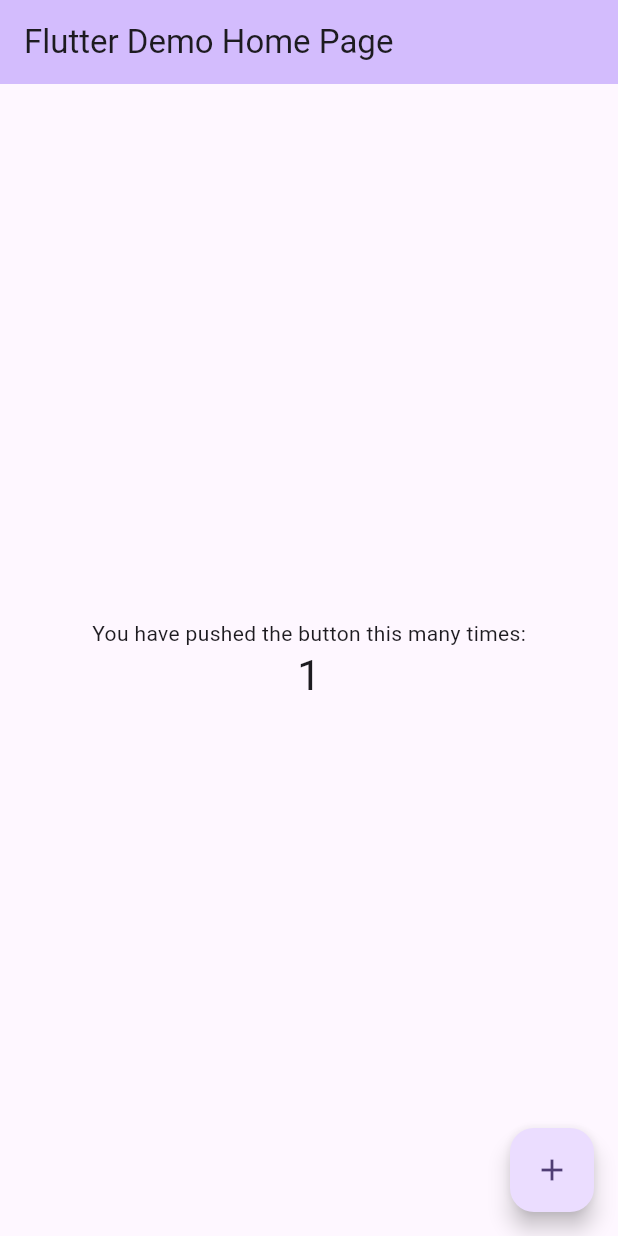
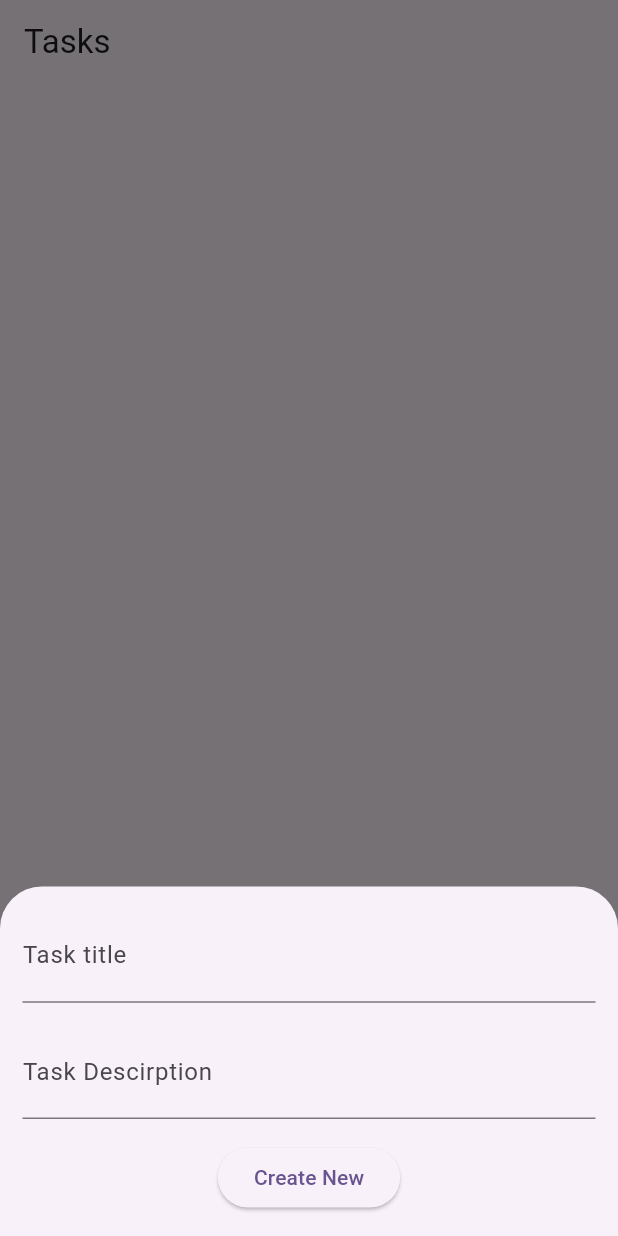
Before and after one commit to 1lordraiden1/todo_bloc, a Flutter app: the screen it shows after launch, after a tap on the "add" icon, on a phone screen of 412 x 824 dp. Run offline on Flutter 3.47's test engine with Material 2 defaults, Android fonts, the phone set to English and light mode, and no system bars; our stand-ins replace sqflite; accounts and stored records are empty.

Commit message:
new updates

```diff
--- /dev/null
+++ b/lib/home.dart
@@ -0,0 +1,139 @@
+import 'package:flutter/material.dart';
+import 'package:todo_app/sql_helper.dart';
+
+class HomePage extends StatefulWidget {
+  const HomePage({super.key});
+
+  @override
+  State<HomePage> createState() => _HomePageState();
+}
+
+class _HomePageState extends State<HomePage> {
+  List<Map<String, dynamic>> _journals = [];
+
+  bool _isLoading = true;
+
+  void _refreshJournals() async {
+    final data = await SQLHelper.getItems();
+    setState(() {
+      _journals = data;
+      _isLoading = false;
+    });
+  }
+
+  @override
+  void initState() {
+    super.initState();
+    _refreshJournals();
+    print("we have ${_journals.length} task");
+  }
+
+  final TextEditingController _titleController = TextEditingController();
+  final TextEditingController _desController = TextEditingController();
+
+  Future<void> _addItem() async {
+    await SQLHelper.createItem(_titleController.text, _desController.text);
+    _refreshJournals();
+
+    print("we have ${_journals.length} task");
+  }
+
+  void _showForm(int? id) {
+    if (id != null) {
+      final existingJournal = _journals.firstWhere(
+        (element) => element['id'] == id,
+      );
+      _titleController.text = existingJournal['title'];
+      _desController.text = existingJournal['description'];
+    }
+
+    showModalBottomSheet(
+      context: context,
+      elevation: 5,
+      isScrollControlled: true,
+      builder: (_) => Container(
+        padding: EdgeInsets.only(
+          top: 15,
+          left: 15,
+          right: 15,
+          bottom: MediaQuery.of(context).viewInsets.bottom * 120,
+        ),
+        child: Column(
+          mainAxisSize: MainAxisSize.min,
+          children: [
+            TextFormField(
+              controller: _titleController,
+              validator: (dynamic value) {
+                if (value.toString().isEmpty) {
+                  return 'Enter Title';
+                }
+              },
+              keyboardType: TextInputType.text,
+              decoration: InputDecoration(
+                label: Text('Task title'),
+                prefix: Icon(Icons.abc_outlined),
+              ),
+            ),
+            SizedBox(
+              height: 15,
+            ),
+            TextFormField(
+              controller: _desController,
+              validator: (dynamic value) {
+                if (value.toString().isEmpty) {
+                  return 'Enter Description';
+                }
+              },
+              keyboardType: TextInputType.text,
+              decoration: InputDecoration(
+                label: Text(
+                  'Task Descirption',
+                ),
+                prefix: Icon(
+                  Icons.abc_outlined,
+                ),
+              ),
+            ),
+            SizedBox(
+              height: 15,
+            ),
+            ElevatedButton(
+              onPressed: () async {
+                if (id == null) {
+                  await _addItem();
+                }
+                if (id == null) {
+                  // await _updateItem();
+                }
+
+                _titleController.text = '';
+                _desController.text = '';
+
+                Navigator.of(context).pop();
+              },
+              child: id == null ? Text("Create New") : Text("Update"),
+            ),
+            SizedBox(
+              height: 15,
+            ),
+          ],
+        ),
+      ),
+    );
+  }
+
+  @override
+  Widget build(BuildContext context) {
+    return Scaffold(
+      appBar: AppBar(
+        title: const Text("Tasks"),
+      ),
+      floatingActionButton: FloatingActionButton(
+        child: Icon(
+          Icons.add,
+        ),
+        onPressed: () => _showForm(null),
+      ),
+    );
+  }
+}
--- a/lib/main.dart
+++ b/lib/main.dart
@@ -1,4 +1,6 @@
 import 'package:flutter/material.dart';
+import 'package:todo_app/home.dart';
+import 'package:todo_app/screens/home/home_layout.dart';
 
 void main() {
   runApp(const MyApp());
@@ -11,6 +13,7 @@ class MyApp extends StatelessWidget {
   @override
   Widget build(BuildContext context) {
     return MaterialApp(
+      debugShowCheckedModeBanner: false,
       title: 'Flutter Demo',
       theme: ThemeData(
         // This is the theme of your application.
@@ -31,95 +34,7 @@ class MyApp extends StatelessWidget {
         colorScheme: ColorScheme.fromSeed(seedColor: Colors.deepPurple),
         useMaterial3: true,
       ),
-      home: const MyHomePage(title: 'Flutter Demo Home Page'),
+      home: const HomePage(),
     );
   }
 }
-
-class MyHomePage extends StatefulWidget {
-  const MyHomePage({super.key, required this.title});
-
-  // This widget is the home page of your application. It is stateful, meaning
-  // that it has a State object (defined below) that contains fields that affect
-  // how it looks.
-
-  // This class is the configuration for the state. It holds the values (in this
-  // case the title) provided by the parent (in this case the App widget) and
-  // used by the build method of the State. Fields in a Widget subclass are
-  // always marked "final".
-
-  final String title;
-
-  @override
-  State<MyHomePage> createState() => _MyHomePageState();
-}
-
-class _MyHomePageState extends State<MyHomePage> {
-  int _counter = 0;
-
-  void _incrementCounter() {
-    setState(() {
-      // This call to setState tells the Flutter framework that something has
-      // changed in this State, which causes it to rerun the build method below
-      // so that the display can reflect the updated values. If we changed
-      // _counter without calling setState(), then the build method would not be
-      // called again, and so nothing would appear to happen.
-      _counter++;
-    });
-  }
-
-  @override
-  Widget build(BuildContext context) {
-    // This method is rerun every time setState is called, for instance as done
-    // by the _incrementCounter method above.
-    //
-    // The Flutter framework has been optimized to make rerunning build methods
-    // fast, so that you can just rebuild anything that needs updating rather
-    // than having to individually change instances of widgets.
-    return Scaffold(
-      appBar: AppBar(
-        // TRY THIS: Try changing the color here to a specific color (to
-        // Colors.amber, perhaps?) and trigger a hot reload to see the AppBar
-        // change color while the other colors stay the same.
-        backgroundColor: Theme.of(context).colorScheme.inversePrimary,
-        // Here we take the value from the MyHomePage object that was created by
-        // the App.build method, and use it to set our appbar title.
-        title: Text(widget.title),
-      ),
-      body: Center(
-        // Center is a layout widget. It takes a single child and positions it
-        // in the middle of the parent.
-        child: Column(
-          // Column is also a layout widget. It takes a list of children and
-          // arranges them vertically. By default, it sizes itself to fit its
-          // children horizontally, and tries to be as tall as its parent.
-          //
-          // Column has various properties to control how it sizes itself and
-          // how it positions its children. Here we use mainAxisAlignment to
-          // center the children vertically; the main axis here is the vertical
-          // axis because Columns are vertical (the cross axis would be
-          // horizontal).
-          //
-          // TRY THIS: Invoke "debug painting" (choose the "Toggle Debug Paint"
-          // action in the IDE, or press "p" in the console), to see the
-          // wireframe for each widget.
-          mainAxisAlignment: MainAxisAlignment.center,
-          children: <Widget>[
-            const Text(
-              'You have pushed the button this many times:',
-            ),
-            Text(
-              '$_counter',
-              style: Theme.of(context).textTheme.headlineMedium,
-            ),
-          ],
-        ),
-      ),
-      floatingActionButton: FloatingActionButton(
-        onPressed: _incrementCounter,
-        tooltip: 'Increment',
-        child: const Icon(Icons.add),
-      ), // This trailing comma makes auto-formatting nicer for build methods.
-    );
-  }
-}
--- /dev/null
+++ b/lib/sql_helper.dart
@@ -0,0 +1,89 @@
+import 'package:flutter/material.dart';
+import 'package:sqflite/sqflite.dart' as sql;
+import 'package:sqflite/sqlite_api.dart';
+
+class SQLHelper {
+  static Future<void> createTables(sql.Database DB) async {
+    await DB.execute("""Create TABLE items(
+      id INTEGER PRIMARY KEY AUTOINCREMENT NOT NULL,
+      title TEXT,
+      description TEXT,
+      createdAt TIMESTAMP NOT NULL DEFAULT CURRENT_TIMESTAMP
+    )""");
+  }
+
+  static Future<sql.Database> db() async {
+    return sql.openDatabase(
+      'task.db',
+      version: 1,
+      onCreate: (sql.Database DB, int version) async {
+        print("creating tables ...");
+        await createTables(DB);
+      },
+    );
+  }
+
+  static Future<int> createItem(String title, String description) async {
+    final DB = await SQLHelper.db();
+
+    final data = {'title': title, 'description': description};
+
+    final id = await DB.insert(
+      'items',
+      data,
+      conflictAlgorithm:
+          sql.ConflictAlgorithm.replace, // this for prevent doublicating data
+    );
+    return id;
+  }
+
+  static Future<List<Map<String, dynamic>>> getItems() async {
+    final DB = await SQLHelper.db();
+    return DB.query(
+      'items',
+      orderBy: "createdAt",
+    );
+  }
+
+  static Future<List<Map<String, dynamic>>> getItem(int id) async {
+    final DB = await SQLHelper.db();
+    return DB.query(
+      'items',
+      where: "id = ?",
+      whereArgs: [id],
+      orderBy: "createdAt",
+    );
+  }
+
+  static Future<int> updateItem(
+      int id, String title, String description) async {
+    final DB = await SQLHelper.db();
+
+    final data = {
+      'title': title,
+      'description': description,
+      'createdAt': DateTime.now().toString(),
+    };
+
+    final result = DB.update(
+      'items',
+      data,
+      where: "id = ?",
+      whereArgs: [id],
+    );
+    return result;
+  }
+
+  static Future<void> deleteItem(int id) async {
+    final DB = await SQLHelper.db();
+    try {
+      DB.delete(
+        'items',
+        where: "id = ?",
+        whereArgs: [id],
+      );
+    } catch (err) {
+      debugPrint("Something went wrong when deleting an item : $err ");
+    }
+  }
+}
--- a/pubspec.yaml
+++ b/pubspec.yaml
@@ -35,6 +35,7 @@ dependencies:
   # The following adds the Cupertino Icons font to your application.
   # Use with the CupertinoIcons class for iOS style icons.
   cupertino_icons: ^1.0.2
+  sqflite: ^2.3.0
 
 dev_dependencies:
   flutter_test:
```
Also changed, not shown: lib/screens/archive/archive_screen.dart (added, +26 -0 lines), lib/screens/done/done_screen.dart (added, +23 -0 lines), lib/screens/home/home_layout.dart (added, +205 -0 lines), lib/screens/task/task_screen.dart (added, +25 -0 lines), pubspec.lock, 1 other file.
